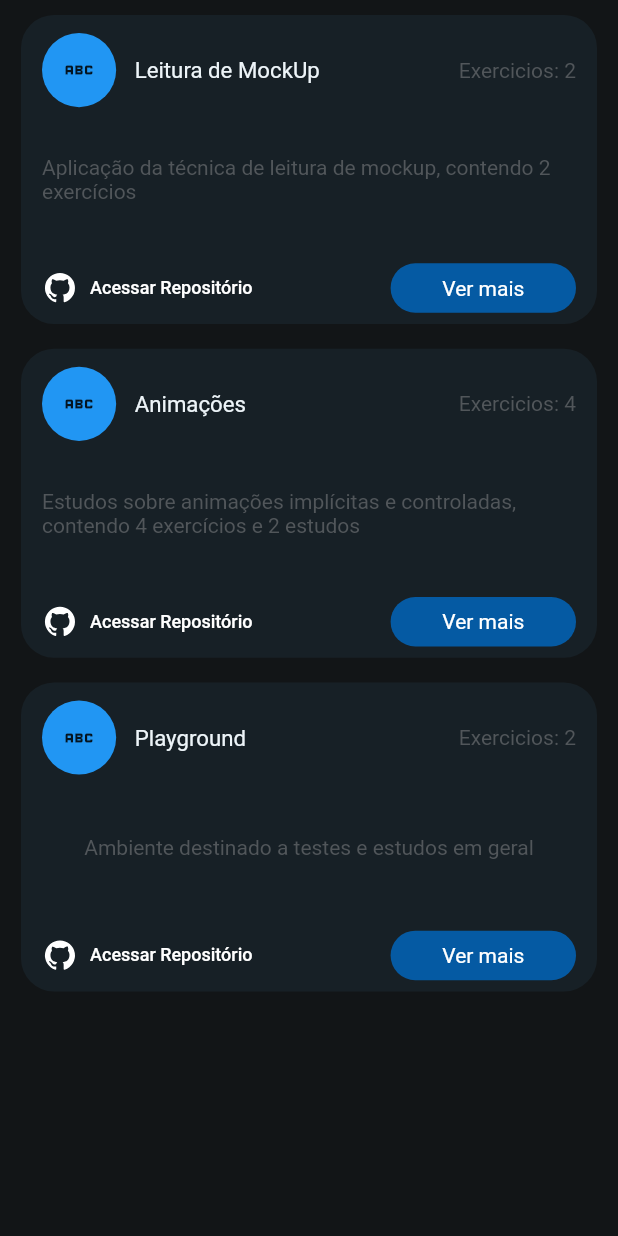
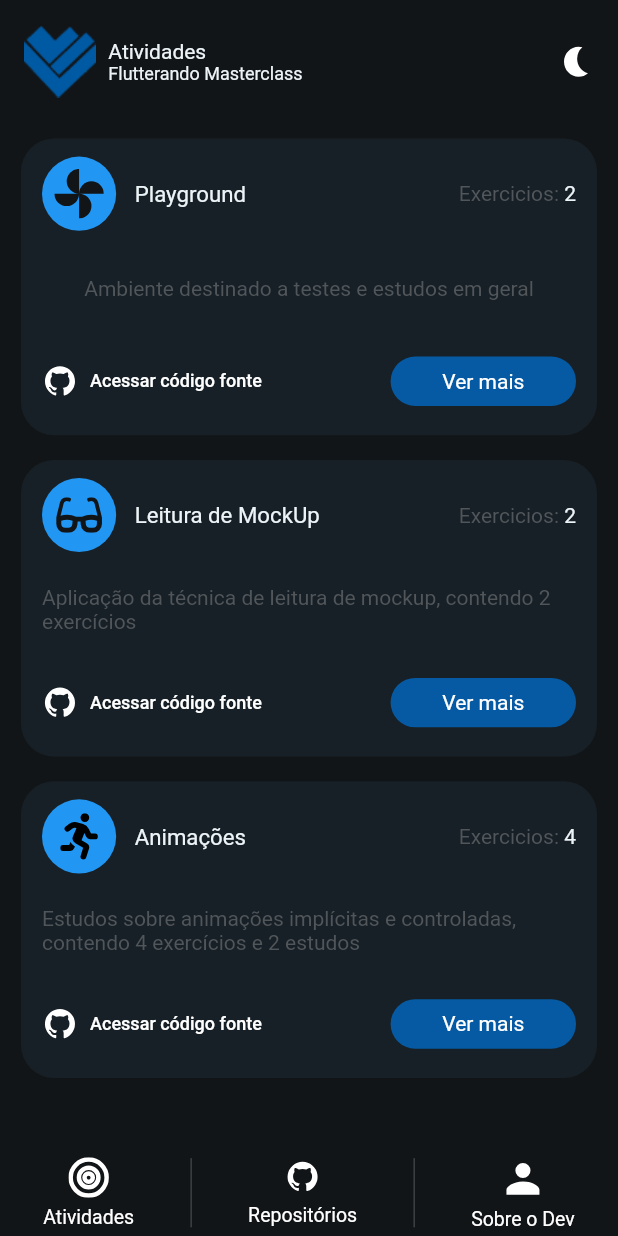
Before and after one commit to ErickNardes/masterclass_app, a Flutter app: the screen it shows after launch, on a phone screen of 412 x 824 dp. Run offline on Flutter 3.47's test engine with Material 2 defaults, Android fonts, the phone set to English and light mode, and no system bars; our stand-ins replace flutter_modular, flutter_svg.

```diff
--- /dev/null
+++ b/lib/app/core/shared/themes/widgets/app_bar/app_bar_custom.dart
@@ -0,0 +1,80 @@
+// ignore_for_file: public_member_api_docs, sort_constructors_first, deprecated_member_use
+import 'package:flutter/material.dart';
+import 'package:flutter_svg/svg.dart';
+
+import 'package:masterclass_app/app/core/shared/themes/theme.dart';
+
+class AppBarCustom extends StatefulWidget {
+  final String title;
+  final String subTitle;
+  final Image logo;
+  final Function() action;
+  const AppBarCustom({
+    Key? key,
+    required this.title,
+    required this.subTitle,
+    required this.logo,
+    required this.action,
+  }) : super(key: key);
+
+  @override
+  State<AppBarCustom> createState() => _AppBarCustomState();
+}
+
+class _AppBarCustomState extends State<AppBarCustom> {
+  @override
+  Widget build(BuildContext context) {
+    final size = MediaQuery.of(context).size;
+    return Container(
+      height: size.height * 0.1,
+      width: size.width,
+      decoration: const BoxDecoration(
+        color: ThemeColors.backgroundColor,
+      ),
+      child: Padding(
+        padding: const EdgeInsets.only(left: 16, right: 16),
+        child: Row(
+          children: [
+            Image.asset('lib/assets/images/logo.png'),
+            SizedBox(
+              width: size.width * 0.02,
+            ),
+            Expanded(
+              child: Column(
+                crossAxisAlignment: CrossAxisAlignment.start,
+                mainAxisAlignment: MainAxisAlignment.center,
+                children: [
+                  Text(
+                    widget.title,
+                    style: const TextStyle(
+                      color: ThemeColors.titleColor,
+                    ),
+                  ),
+                  SizedBox(
+                    width: size.height * 0.03,
+                  ),
+                  Text(
+                    widget.subTitle,
+                    style: const TextStyle(
+                      color: ThemeColors.titleColor,
+                      fontSize: 12,
+                    ),
+                  ),
+                ],
+              ),
+            ),
+            InkWell(
+              onTap: () {
+                widget.action;
+              },
+              child: SvgPicture.asset(
+                'lib/assets/svg/moon.svg',
+                color: Colors.white,
+              ),
+            ),
+          ],
+        ),
+      ),
+    );
+  }
+}
--- a/lib/app/features/home/mock/task_mock.dart
+++ b/lib/app/features/home/mock/task_mock.dart
@@ -1,10 +1,11 @@
 import 'package:flutter/material.dart';
+import 'package:flutter_svg/svg.dart';
 
 class TaskMock {
   final String title;
   final String description;
   final int quantityExercice;
-  final Icon icon;
+  final SvgPicture icon;
   final String urlRepository;
   TaskMock({
     required this.title,
@@ -20,28 +21,29 @@ TaskMock playground = TaskMock(
   title: 'Playground',
   description: 'Ambiente destinado a testes e estudos em geral',
   quantityExercice: 2,
-  icon: const Icon(Icons.abc),
+  icon: SvgPicture.asset('lib/assets/svg/toys.svg'),
 );
 
 TaskMock animation = TaskMock(
   urlRepository: '',
   title: 'Animações',
-  description:
-      'Estudos sobre animações implícitas e controladas, contendo 4 exercícios e 2 estudos',
+  description: 'Estudos sobre animações implícitas e controladas, contendo 4 exercícios e 2 estudos',
   quantityExercice: 4,
-  icon: const Icon(Icons.abc),
+  icon: SvgPicture.asset(
+    'lib/assets/svg/running1.svg',
+  ),
 );
 
 TaskMock mockUp = TaskMock(
-  urlRepository: '',
-  title: 'Leitura de MockUp',
-  description:
-      'Aplicação da técnica de leitura de mockup, contendo 2 exercícios',
-  quantityExercice: 2,
-  icon: const Icon(Icons.abc),
-);
+    urlRepository: '',
+    title: 'Leitura de MockUp',
+    description: 'Aplicação da técnica de leitura de mockup, contendo 2 exercícios',
+    quantityExercice: 2,
+    icon: SvgPicture.asset(
+      'lib/assets/svg/glasses.svg',
+    ));
 final List<TaskMock> listTasks = [
+  playground,
   mockUp,
   animation,
-  playground,
 ];
--- a/lib/app/features/home/presenter/pages/home_page.dart
+++ b/lib/app/features/home/presenter/pages/home_page.dart
@@ -1,6 +1,8 @@
 import 'package:flutter/material.dart';
 import 'package:masterclass_app/app/core/shared/themes/theme.dart';
+import 'package:masterclass_app/app/core/shared/themes/widgets/app_bar/app_bar_custom.dart';
 import 'package:masterclass_app/app/features/home/mock/task_mock.dart';
+import 'package:masterclass_app/app/features/home/presenter/widgets/bottom_nav_custom.dart';
 import 'package:masterclass_app/app/features/home/presenter/widgets/card_home_widget.dart';
 
 class HomePage extends StatefulWidget {
@@ -14,9 +16,24 @@ class _HomePageState extends State<HomePage> {
   @override
   Widget build(BuildContext context) {
     final size = MediaQuery.of(context).size;
-    return Scaffold(
+    return SafeArea(
+      child: Scaffold(
+        bottomNavigationBar: const BottomNavCustom(),
         backgroundColor: ThemeColors.backgroundColor,
-      body: Padding(
+        body: SingleChildScrollView(
+          child: Column(
+            children: [
+              AppBarCustom(
+                  action: () {},
+                  title: 'Atividades',
+                  subTitle: 'Flutterando Masterclass',
+                  logo: Image.asset(
+                    'lib/assets/images/logo.png',
+                  )),
+              SizedBox(
+                width: size.width,
+                height: size.height,
+                child: Padding(
                   padding: const EdgeInsets.symmetric(vertical: 10, horizontal: 14),
                   child: ListView.separated(
                       separatorBuilder: (_, __) {
@@ -27,10 +44,19 @@ class _HomePageState extends State<HomePage> {
                       itemCount: listTasks.length,
                       itemBuilder: (_, index) {
                         final task = listTasks[index];
-              return CardHomeWidget(
+                        return Column(
+                          children: [
+                            CardHomeWidget(
                               taskMock: task,
+                            ),
+                          ],
                         );
                       }),
+                ),
+              ),
+            ],
+          ),
+        ),
       ),
     );
   }
--- /dev/null
+++ b/lib/app/features/home/presenter/widgets/bottom_nav_custom.dart
@@ -0,0 +1,95 @@
+// ignore_for_file: public_member_api_docs, sort_constructors_first, deprecated_member_use
+import 'package:flutter/material.dart';
+import 'package:flutter_svg/flutter_svg.dart';
+import 'package:masterclass_app/app/core/shared/themes/theme.dart';
+
+class BottomNavCustom extends StatefulWidget {
+  const BottomNavCustom({
+    Key? key,
+  }) : super(key: key);
+
+  @override
+  State<BottomNavCustom> createState() => _BottomNavCustomState();
+}
+
+class _BottomNavCustomState extends State<BottomNavCustom> {
+  @override
+  Widget build(BuildContext context) {
+    final size = MediaQuery.of(context).size;
+    return Container(
+      height: size.height * 0.07,
+      width: size.width,
+      decoration: const BoxDecoration(
+        color: ThemeColors.backgroundColor,
+      ),
+      child: Padding(
+        padding: EdgeInsets.only(left: size.width * 0.07, right: size.width * 0.07),
+        child: Row(
+          mainAxisAlignment: MainAxisAlignment.spaceBetween,
+          children: [
+            Column(
+              mainAxisAlignment: MainAxisAlignment.spaceEvenly,
+              children: [
+                SvgPicture.asset(
+                  'lib/assets/svg/feather.svg',
+                  color: Colors.white,
+                ),
+                const Text(
+                  'Atividades',
+                  style: TextStyle(
+                    fontSize: 13,
+                    color: Colors.white,
+                  ),
+                )
+              ],
+            ),
+            Padding(
+              padding: EdgeInsets.symmetric(vertical: size.height * 0.007),
+              child: const VerticalDivider(
+                color: ThemeColors.subTitleColor,
+              ),
+            ),
+            Column(
+              mainAxisAlignment: MainAxisAlignment.spaceEvenly,
+              children: [
+                SvgPicture.asset(
+                  'lib/assets/svg/git.svg',
+                  color: Colors.white,
+                ),
+                const Text(
+                  'Repositórios',
+                  style: TextStyle(
+                    fontSize: 13,
+                    color: Colors.white,
+                  ),
+                )
+              ],
+            ),
+            Padding(
+              padding: EdgeInsets.symmetric(vertical: size.height * 0.007),
+              child: const VerticalDivider(
+                color: ThemeColors.subTitleColor,
+              ),
+            ),
+            Column(
+              mainAxisAlignment: MainAxisAlignment.spaceEvenly,
+              children: [
+                SvgPicture.asset(
+                  'lib/assets/svg/person.svg',
+                  color: Colors.white,
+                ),
+                const Text(
+                  'Sobre o Dev',
+                  style: TextStyle(
+                    fontSize: 13,
+                    color: Colors.white,
+                  ),
+                ),
+              ],
+            ),
+          ],
+        ),
+      ),
+    );
+  }
+}
--- a/lib/app/features/home/presenter/widgets/card_home_widget.dart
+++ b/lib/app/features/home/presenter/widgets/card_home_widget.dart
@@ -24,7 +24,7 @@ class _CardHomeWidgetState extends State<CardHomeWidget> {
     return Material(
       color: ThemeColors.backgroundColor,
       child: SizedBox(
-        height: size.height * 0.25,
+        height: size.height * 0.24,
         width: size.width,
         child: Container(
           decoration: BoxDecoration(
@@ -32,16 +32,19 @@ class _CardHomeWidgetState extends State<CardHomeWidget> {
             color: ThemeColors.backgroundCard,
           ),
           child: Padding(
-            padding: const EdgeInsets.only(top: 12, left: 14, right: 14),
+            padding: const EdgeInsets.only(
+              top: 12,
+              left: 14,
+              right: 14,
+              bottom: 12,
+            ),
             child: Column(
-              mainAxisSize: MainAxisSize.max,
               mainAxisAlignment: MainAxisAlignment.spaceBetween,
               children: [
                 Row(
                   mainAxisAlignment: MainAxisAlignment.spaceBetween,
                   children: [
-                    Container(
-                      child: Row(
+                    Row(
                       children: [
                         Container(
                           decoration: BoxDecoration(
@@ -50,8 +53,13 @@ class _CardHomeWidgetState extends State<CardHomeWidget> {
                           ),
                           height: size.height * 0.06,
                           width: size.width * 0.12,
+                          child: SizedBox(
                             child: Center(
+                              child: SizedBox(
+                                height: size.height * 0.25,
                                 child: widget.taskMock.icon,
+                              ),
+                            ),
                           ),
                         ),
                         SizedBox(
@@ -66,18 +74,22 @@ class _CardHomeWidgetState extends State<CardHomeWidget> {
                         ),
                       ],
                     ),
+                    Row(children: [
+                      const Text(
+                        'Exercicios: ',
+                        style: TextStyle(
+                          color: ThemeColors.subTitleColor,
+                        ),
                       ),
                       Text(
-                      'Exercicios: ${widget.taskMock.quantityExercice}',
+                        widget.taskMock.quantityExercice.toString(),
                         style: const TextStyle(
-                        color: ThemeColors.subTitleColor,
+                          color: ThemeColors.titleColor,
                         ),
                       )
+                    ])
                   ],
                 ),
-                // SizedBox(
-                //   height: size.height * 0.04,
-                // ),
                 Center(
                   child: Text(
                     widget.taskMock.description,
@@ -90,8 +102,7 @@ class _CardHomeWidgetState extends State<CardHomeWidget> {
                 Row(
                   mainAxisAlignment: MainAxisAlignment.spaceBetween,
                   children: [
-                    Container(
-                      child: Row(
+                    Row(
                       children: [
                         SvgPicture.asset(
                           'lib/assets/svg/git.svg',
@@ -100,13 +111,11 @@ class _CardHomeWidgetState extends State<CardHomeWidget> {
                         TextButton(
                           onPressed: () {},
                           child: const Text(
-                              'Acessar Repositório',
-                              style:
-                                  TextStyle(color: Colors.white, fontSize: 12),
+                            'Acessar código fonte',
+                            style: TextStyle(color: Colors.white, fontSize: 12),
                           ),
                         ),
                       ],
-                      ),
                     ),
                     CustomButton(
                       text: 'Ver mais',
--- a/lib/app/features/home/presenter/widgets/custom_app_bar.dart
+++ /dev/null
@@ -1,25 +0,0 @@
-// ignore_for_file: public_member_api_docs, sort_constructors_first
-import 'package:flutter/material.dart';
-
-class AppBarCustom extends StatefulWidget {
-  final String title;
-  final String subTitle;
-  final String imageIcon;
-
-  const AppBarCustom({
-    Key? key,
-    required this.title,
-    required this.subTitle,
-    required this.imageIcon,
-  }) : super(key: key);
-
-  @override
-  State<AppBarCustom> createState() => _AppBarCustomState();
-}
-
-class _AppBarCustomState extends State<AppBarCustom> {
-  @override
-  Widget build(BuildContext context) {
-    return const Placeholder();
-  }
-}
--- a/lib/main.dart
+++ b/lib/main.dart
@@ -5,5 +5,7 @@ import 'app/app_module.dart';
 import 'app/app_widget.dart';
 
 void main() {
-  return runApp(ModularApp(module: AppModule(), child: const AppWidget()));
+  return runApp(
+    ModularApp(module: AppModule(), child: const AppWidget()),
+  );
 }
```
Also changed, not shown: lib/assets/images/logo.png (added), lib/assets/svg/feather.svg (added), lib/assets/svg/glasses.svg (added), lib/assets/svg/moon.svg (added), lib/assets/svg/person.svg (added), lib/assets/svg/running1.svg (added), lib/assets/svg/toys.svg (added). Lines whose indentation alone changed are shown as unchanged.
